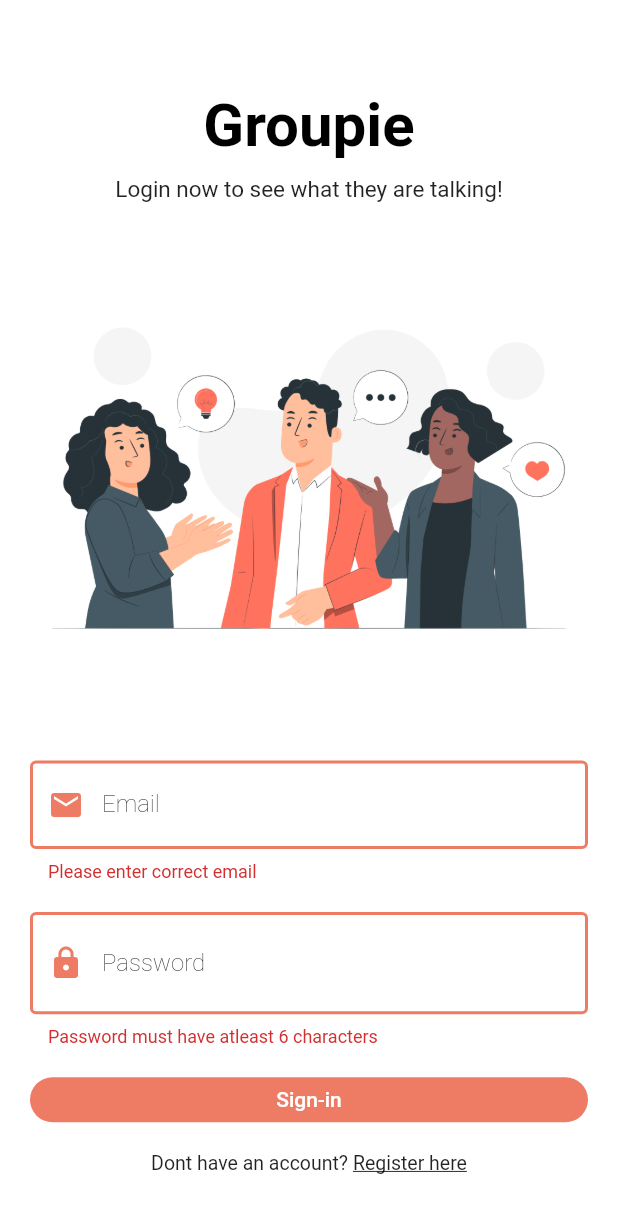
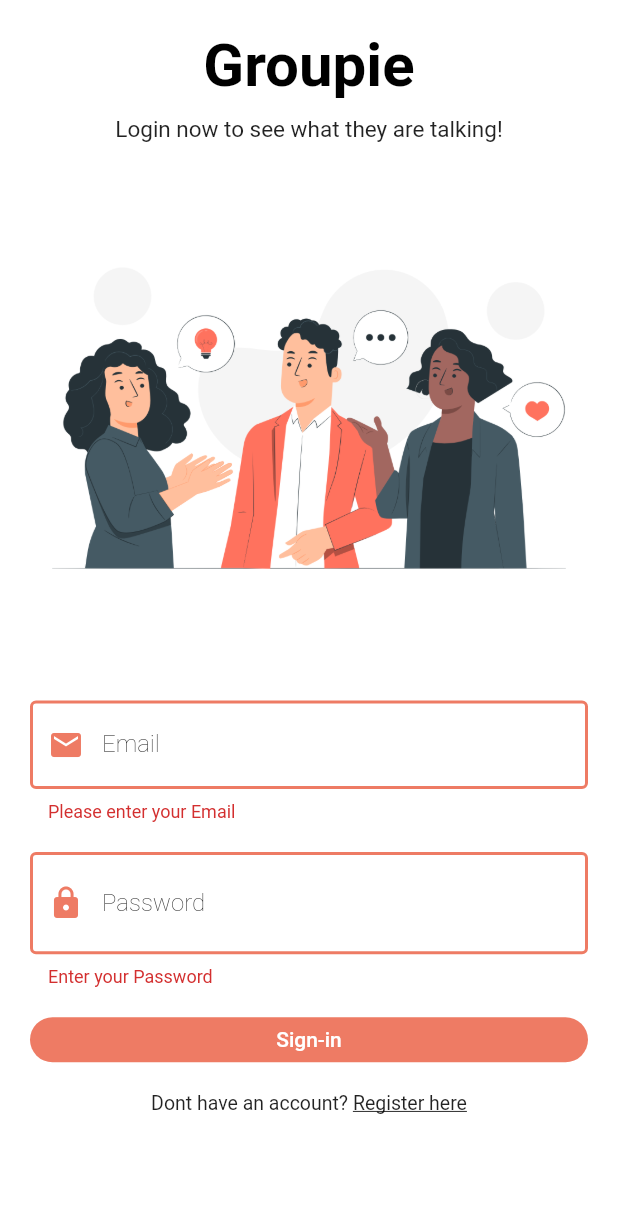
Before and after one commit to cartikofficial/ChatAppFlutter, a Flutter app: the screen it shows after launch, after a tap on "Sign-in", on a phone screen of 412 x 824 dp. Shown: the top 1213 px of the screen. Run offline on Flutter 3.47's test engine with Material 2 defaults, Android fonts, the phone set to English and light mode, and no system bars; our stand-ins replace cloud_firestore, firebase_auth, firebase_core, firebase_messaging, flutter_local_notifications, google_sign_in and 1 more; accounts and stored records are empty.

Commit message:
first committed

```diff
--- a/lib/Screens/login_in_screen.dart
+++ b/lib/Screens/login_in_screen.dart
@@ -1,16 +1,14 @@
-// ignore_for_file: use_build_context_synchronously
-
-import 'package:cloud_firestore/cloud_firestore.dart';
-import 'package:firebase_auth/firebase_auth.dart';
+import 'home_screen.dart';
 import 'package:flutter/gestures.dart';
 import 'package:flutter/material.dart';
-import 'package:groupie/Screens/registerscreen.dart';
-import 'package:groupie/services/auth_services.dart';
-import 'package:groupie/services/database_service.dart';
-import 'package:groupie/shared/constants.dart';
 import 'package:groupie/widgets/widget.dart';
 import '../services/shared_preferences.dart';
-import 'home_screen.dart';
+import 'package:groupie/shared/constants.dart';
+import 'package:firebase_auth/firebase_auth.dart';
+import 'package:groupie/services/auth_services.dart';
+import 'package:groupie/Screens/registerscreen.dart';
+import 'package:cloud_firestore/cloud_firestore.dart';
+import 'package:groupie/services/database_service.dart';
 
 class Loginscreen extends StatefulWidget {
   const Loginscreen({super.key});
@@ -20,26 +18,36 @@ class Loginscreen extends StatefulWidget {
 }
 
 class _LoginscreenState extends State<Loginscreen> {
+  String email = "";
+  String password = "";
   bool isloading = false;
   final formkey = GlobalKey<FormState>();
-  String email = "";
-  String password = "";
+  final Authservices authservices = Authservices();
   final ValueNotifier<bool> toogle = ValueNotifier<bool>(true);
-  Authservices authservices = Authservices();
 
   @override
   Widget build(BuildContext context) {
-    return Scaffold(
+    return SafeArea(
+      child: Scaffold(
         body: isloading
             ? Center(
-              child: CircularProgressIndicator(color: Constants().primarycolor))
+                child: CircularProgressIndicator(
+                  color: Constants().primarycolor,
+                ),
+              )
             : SingleChildScrollView(
+                child: Container(
+                  width: double.infinity,
+                  alignment: Alignment.center,
+                  child: Container(
+                    constraints: const BoxConstraints(maxWidth: 500),
+                    alignment: Alignment.center,
                     child: Form(
                       key: formkey,
                       child: Padding(
                         padding: const EdgeInsets.symmetric(
                           horizontal: 20,
-                    vertical: 60,
+                          vertical: 20,
                         ),
                         child: Column(
                           mainAxisAlignment: MainAxisAlignment.center,
@@ -48,9 +56,9 @@ class _LoginscreenState extends State<Loginscreen> {
                             const Text(
                               "Groupie",
                               style: TextStyle(
-                          fontWeight: FontWeight.bold,
                                 fontSize: 40,
                                 color: Colors.black,
+                                fontWeight: FontWeight.bold,
                               ),
                             ),
                             const SizedBox(height: 10),
@@ -78,18 +86,21 @@ class _LoginscreenState extends State<Loginscreen> {
                                 });
                               },
                               validator: (value) {
+                                if (value == "") {
+                                  return "Please enter your Email";
+                                } else {
                                   return RegExp(
                                     r"^[a-zA-Z0-9.a-zA-Z0-9.!#$%&'*+-/=?^_`{|}~]+@[a-zA-Z0-9]+\.[a-zA-Z]+",
                                   ).hasMatch(value!)
                                       ? null
-                              : "Please enter correct email";
+                                      : "Please enter correct Email";
+                                }
                               },
                             ),
                             const SizedBox(height: 20),
                             ValueListenableBuilder(
                               valueListenable: toogle,
-                        builder: (BuildContext context, dynamic value,
-                            Widget? child) {
+                              builder: (context, value, Widget? child) {
                                 return TextFormField(
                                   textAlignVertical: TextAlignVertical.center,
                                   obscureText: toogle.value,
@@ -113,16 +124,12 @@ class _LoginscreenState extends State<Loginscreen> {
                                     ),
                                   ),
                                   validator: (value) {
-                              if (value!.length < 6) {
-                                return "Password must have atleast 6 characters";
-                              } else {
-                                return null;
-                              }
+                                    return value!.isEmpty
+                                        ? "Enter your Password"
+                                        : null;
                                   },
                                   onChanged: (value) {
-                              setState(() {
-                                password = value;
-                              });
+                                    setState(() => password = value);
                                   },
                                 );
                               },
@@ -139,9 +146,7 @@ class _LoginscreenState extends State<Loginscreen> {
                                   backgroundColor: Constants().primarycolor,
                                   elevation: 0,
                                 ),
-                          onPressed: () {
-                            login();
-                          },
+                                onPressed: () => login(context),
                                 child: const Text("Sign-in"),
                               ),
                             ),
@@ -158,7 +163,8 @@ class _LoginscreenState extends State<Loginscreen> {
                                     ),
                                     recognizer: TapGestureRecognizer()
                                       ..onTap = () {
-                                  nextpage(context, const Registerscreen());
+                                        nextpage(
+                                            context, const Registerscreen());
                                       },
                                   ),
                                 ],
@@ -169,30 +175,37 @@ class _LoginscreenState extends State<Loginscreen> {
                       ),
                     ),
                   ),
+                ),
+              ),
+      ),
     );
   }
 
-  login() {
+  void login(context) {
     if (formkey.currentState!.validate()) {
-      setState(() {
-        isloading = true;
-      });
+      setState(() => isloading = true);
+
       authservices
-          .signinuserwithemailandpassword(email, password, context)
+          .signinuserwithemailandpassword(
+        email,
+        password,
+        context,
+      )
           .then((value) async {
         if (value == true) {
           QuerySnapshot snapshot =
               await Databaseservice(uid: FirebaseAuth.instance.currentUser!.uid)
                   .gettinguserdata(email);
+
           await Sharedprefererncedata.saveuserlogedinstatus(true);
+          await Sharedprefererncedata.saveuseremail(email);
           await Sharedprefererncedata.saveusername(snapshot.docs[0]["Name"]);
-          await Sharedprefererncedata.saveuseremail(email);
+
           nextpagereplacement(context, const HomeScreen());
         }
-        setState(() {
-          isloading = false;
       });
-      });
+
+      setState(() => isloading = false);
     }
   }
 }
```
Also changed, not shown: lib/Screens/drawer.dart (+5 -8 lines), lib/Screens/home_screen.dart (+12 -20 lines), lib/Screens/registerscreen.dart (+55 -44 lines), firebase.json (added), 2 other files. Lines whose indentation alone changed are shown as unchanged.
